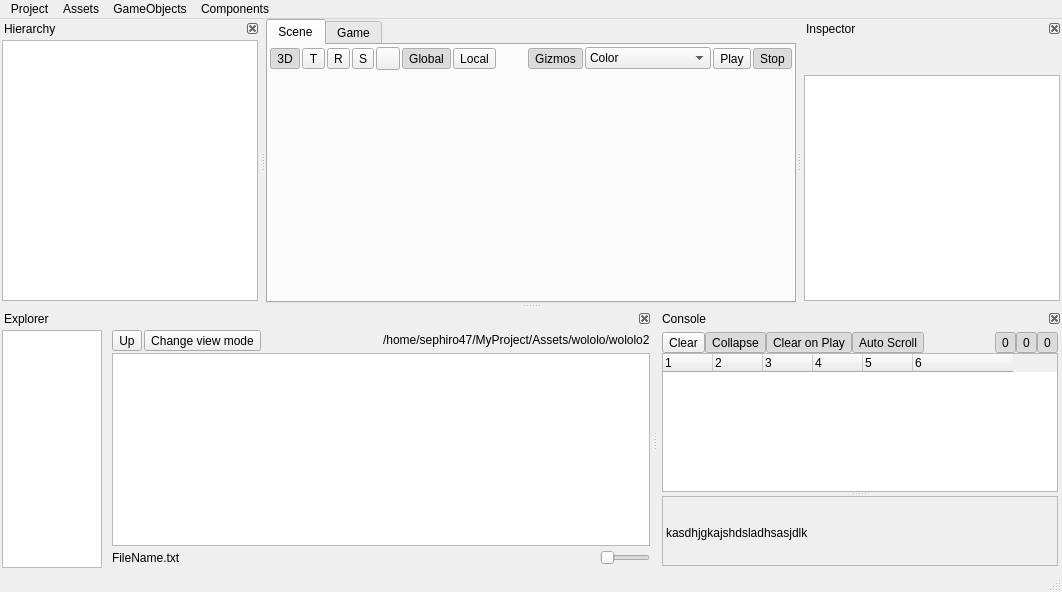
This is EngineAssets/EditorWindow.ui in Bang3DEngine/OldBang as Qt 5 draws it before an edit. The edited form follows.
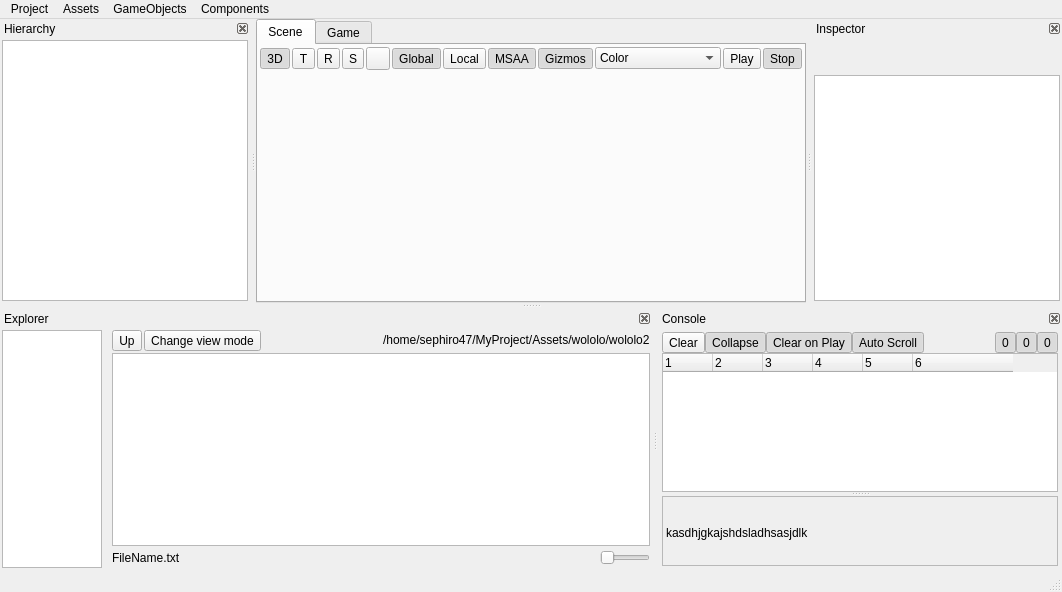
This is the edited form. Icons and pictures are not drawn. Custom widgets are drawn as their Qt base class.

Commit message: Added Editor MSAA (antialiasing)

The edit to the form file:
```diff
--- a/EngineAssets/EditorWindow.ui
+++ b/EngineAssets/EditorWindow.ui
@@ -237,6 +237,19 @@
                </property>
               </spacer>
              </item>
+             <item>
+              <widget class="QToolButton" name="buttonMSAA">
+               <property name="text">
+                <string>MSAA</string>
+               </property>
+               <property name="checkable">
+                <bool>true</bool>
+               </property>
+               <property name="checked">
+                <bool>true</bool>
+               </property>
+              </widget>
+             </item>
              <item>
               <widget class="QToolButton" name="buttonShowGizmos">
                <property name="text">
```
Left out of the diff: 2 changed lines with no effect on the pictures. The commit also changes 9 other files.
